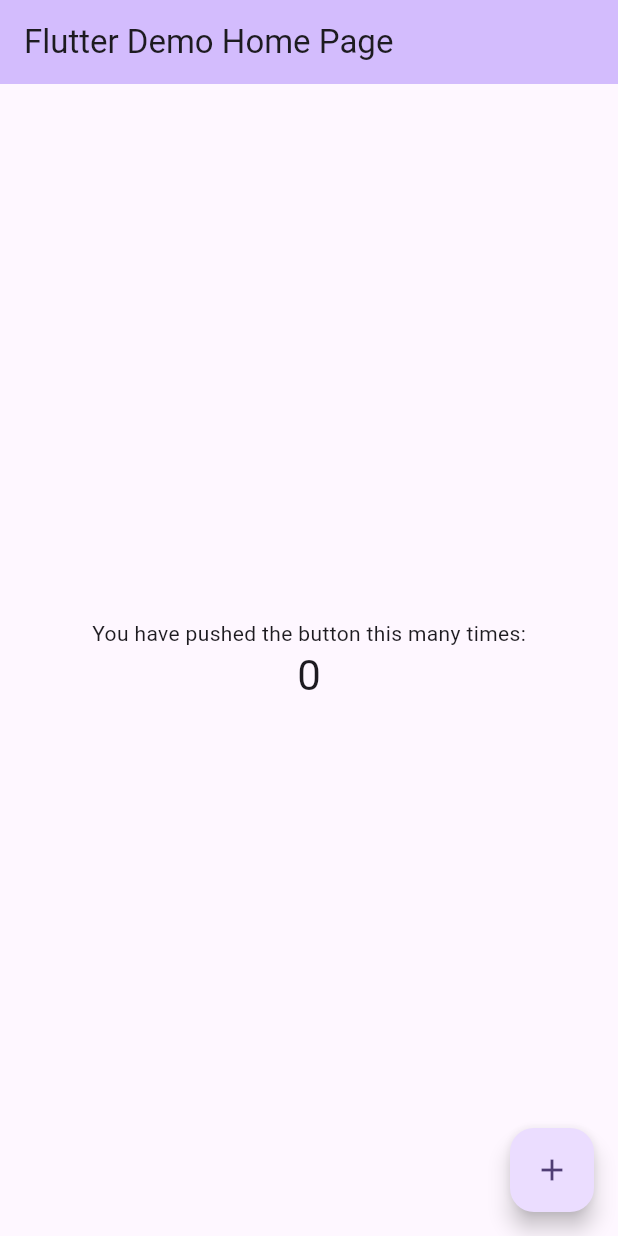
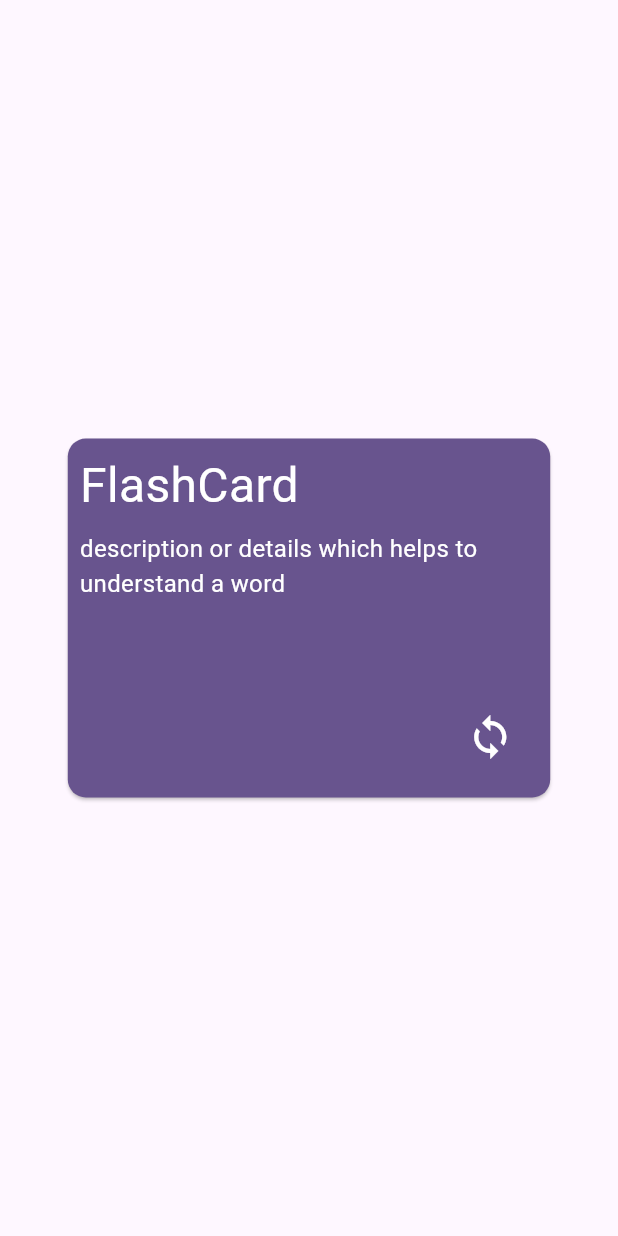
Before and after one commit to bareq/flutter_flash_cards, a Flutter app: the screen it shows after launch, on a phone screen of 412 x 824 dp. Run offline on Flutter 3.47's test engine with Material 2 defaults, Android fonts, the light colour scheme and no system bars.

Commit message:
Simple flashcard layout

```diff
--- /dev/null
+++ b/lib/flash_card.dart
@@ -0,0 +1,72 @@
+import 'package:flutter/material.dart';
+
+class FlashCard extends StatelessWidget {
+  @override
+  Widget build(BuildContext context) {
+    return FractionallySizedBox(
+      widthFactor: .8,
+      heightFactor: .3,
+      child: Card(
+        color: Theme.of(context).colorScheme.primary,
+        child: Column(children: [
+          Column(
+            mainAxisSize: MainAxisSize.min,
+            crossAxisAlignment: CrossAxisAlignment.start,
+            children: [FlashCardWord(), FlashCardDescription()],
+          ),
+          Expanded(
+            child: Row(
+              mainAxisSize: MainAxisSize.max,
+              crossAxisAlignment: CrossAxisAlignment.end,
+              mainAxisAlignment: MainAxisAlignment.end,
+              children: [FlipCardButton()],
+            ),
+          )
+        ]),
+      ),
+    );
+  }
+}
+
+class FlipCardButton extends StatelessWidget {
+  @override
+  Widget build(BuildContext context) {
+    return Padding(
+      padding: const EdgeInsets.all(8),
+      child: IconButton(
+        padding: EdgeInsets.all(16.0),
+        color: Colors.white,
+        iconSize: 32,
+        icon: Icon(Icons.loop),
+        onPressed: () {},
+      ),
+    );
+  }
+}
+
+class FlashCardWord extends StatelessWidget {
+  const FlashCardWord({
+    super.key,
+  });
+
+  @override
+  Widget build(BuildContext context) {
+    return Padding(
+      padding: const EdgeInsets.all(8.0),
+      child: const Text("FlashCard",
+          style: TextStyle(fontSize: 32, color: Colors.white)),
+    );
+  }
+}
+
+class FlashCardDescription extends StatelessWidget {
+  @override
+  Widget build(BuildContext context) {
+    return Padding(
+      padding: const EdgeInsets.only(left: 8.0, right: 8.0),
+      child: const Text(
+          "description or details which helps to understand a word",
+          style: TextStyle(fontSize: 16, color: Colors.white)),
+    );
+  }
+}
--- a/lib/main.dart
+++ b/lib/main.dart
@@ -1,3 +1,4 @@
+import 'package:flashcardsflutter/flash_card.dart';
 import 'package:flutter/material.dart';
 
 void main() {
@@ -7,119 +8,28 @@ void main() {
 class MyApp extends StatelessWidget {
   const MyApp({super.key});
 
-  // This widget is the root of your application.
   @override
   Widget build(BuildContext context) {
     return MaterialApp(
-      title: 'Flutter Demo',
+      title: 'Flutter fiszki',
       theme: ThemeData(
-        // This is the theme of your application.
-        //
-        // TRY THIS: Try running your application with "flutter run". You'll see
-        // the application has a blue toolbar. Then, without quitting the app,
-        // try changing the seedColor in the colorScheme below to Colors.green
-        // and then invoke "hot reload" (save your changes or press the "hot
-        // reload" button in a Flutter-supported IDE, or press "r" if you used
-        // the command line to start the app).
-        //
-        // Notice that the counter didn't reset back to zero; the application
-        // state is not lost during the reload. To reset the state, use hot
-        // restart instead.
-        //
-        // This works for code too, not just values: Most code changes can be
-        // tested with just a hot reload.
         colorScheme: ColorScheme.fromSeed(seedColor: Colors.deepPurple),
         useMaterial3: true,
       ),
-      home: const MyHomePage(title: 'Flutter Demo Home Page'),
+      home: const MyHomePage(title: 'Flutter fiszki'),
     );
   }
 }
 
-class MyHomePage extends StatefulWidget {
+class MyHomePage extends StatelessWidget {
   const MyHomePage({super.key, required this.title});
-
-  // This widget is the home page of your application. It is stateful, meaning
-  // that it has a State object (defined below) that contains fields that affect
-  // how it looks.
-
-  // This class is the configuration for the state. It holds the values (in this
-  // case the title) provided by the parent (in this case the App widget) and
-  // used by the build method of the State. Fields in a Widget subclass are
-  // always marked "final".
 
   final String title;
 
   @override
-  State<MyHomePage> createState() => _MyHomePageState();
-}
-
-class _MyHomePageState extends State<MyHomePage> {
-  int _counter = 0;
-
-  void _incrementCounter() {
-    setState(() {
-      // This call to setState tells the Flutter framework that something has
-      // changed in this State, which causes it to rerun the build method below
-      // so that the display can reflect the updated values. If we changed
-      // _counter without calling setState(), then the build method would not be
-      // called again, and so nothing would appear to happen.
-      _counter++;
-    });
-  }
-
-  @override
   Widget build(BuildContext context) {
-    // This method is rerun every time setState is called, for instance as done
-    // by the _incrementCounter method above.
-    //
-    // The Flutter framework has been optimized to make rerunning build methods
-    // fast, so that you can just rebuild anything that needs updating rather
-    // than having to individually change instances of widgets.
     return Scaffold(
-      appBar: AppBar(
-        // TRY THIS: Try changing the color here to a specific color (to
-        // Colors.amber, perhaps?) and trigger a hot reload to see the AppBar
-        // change color while the other colors stay the same.
-        backgroundColor: Theme.of(context).colorScheme.inversePrimary,
-        // Here we take the value from the MyHomePage object that was created by
-        // the App.build method, and use it to set our appbar title.
-        title: Text(widget.title),
-      ),
-      body: Center(
-        // Center is a layout widget. It takes a single child and positions it
-        // in the middle of the parent.
-        child: Column(
-          // Column is also a layout widget. It takes a list of children and
-          // arranges them vertically. By default, it sizes itself to fit its
-          // children horizontally, and tries to be as tall as its parent.
-          //
-          // Column has various properties to control how it sizes itself and
-          // how it positions its children. Here we use mainAxisAlignment to
-          // center the children vertically; the main axis here is the vertical
-          // axis because Columns are vertical (the cross axis would be
-          // horizontal).
-          //
-          // TRY THIS: Invoke "debug painting" (choose the "Toggle Debug Paint"
-          // action in the IDE, or press "p" in the console), to see the
-          // wireframe for each widget.
-          mainAxisAlignment: MainAxisAlignment.center,
-          children: <Widget>[
-            const Text(
-              'You have pushed the button this many times:',
-            ),
-            Text(
-              '$_counter',
-              style: Theme.of(context).textTheme.headlineMedium,
-            ),
-          ],
-        ),
-      ),
-      floatingActionButton: FloatingActionButton(
-        onPressed: _incrementCounter,
-        tooltip: 'Increment',
-        child: const Icon(Icons.add),
-      ), // This trailing comma makes auto-formatting nicer for build methods.
+      body: Center(child: FlashCard()),
     );
   }
 }
```
Also changed, not shown: pubspec.yaml (+1 -39 lines), lib/features/flash_card/repository/flash_cards_repository.dart (added).
